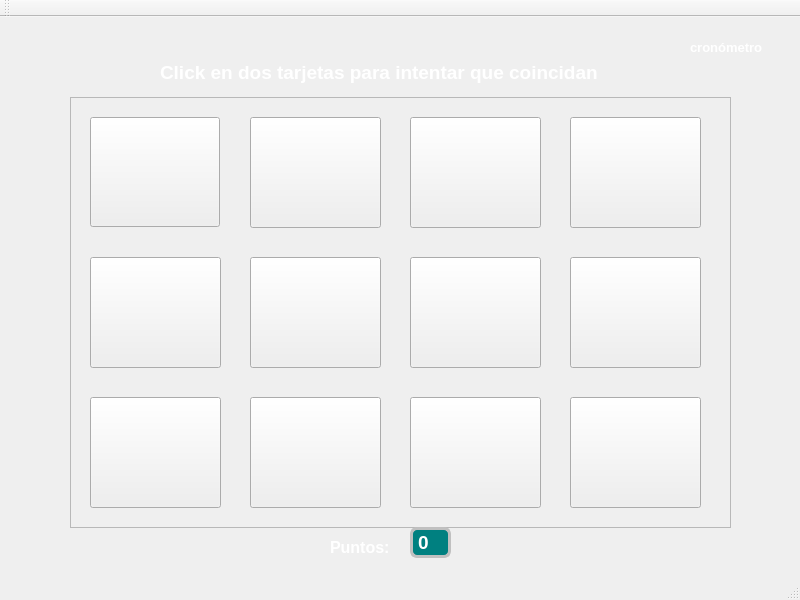
Qt form Proyecto_1_Datos_2/mainwindow.ui (ArmandGP07/Proyecto_1_Datos2) before a commit.
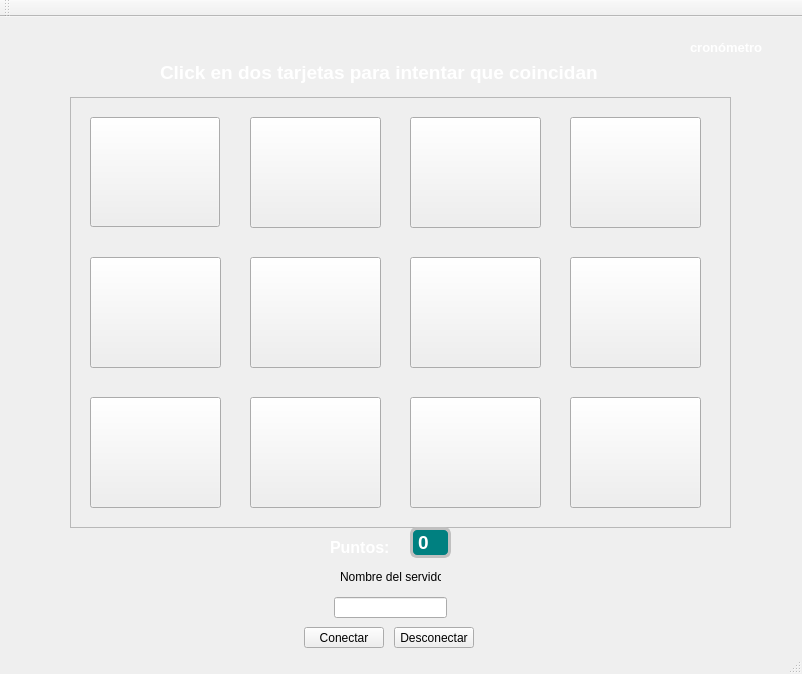
The same form after that commit. Icons and pictures are not drawn.

The edit to the form file:
```diff
--- a/Proyecto_1_Datos_2/mainwindow.ui
+++ b/Proyecto_1_Datos_2/mainwindow.ui
@@ -6,8 +6,8 @@
    <rect>
     <x>0</x>
     <y>0</y>
-    <width>800</width>
-    <height>600</height>
+    <width>802</width>
+    <height>674</height>
    </rect>
   </property>
   <property name="windowTitle">
@@ -291,6 +291,55 @@
      </property>
     </widget>
    </widget>
+   <widget class="QPushButton" name="conectar">
+    <property name="geometry">
+     <rect>
+      <x>304</x>
+      <y>610</y>
+      <width>80</width>
+      <height>21</height>
+     </rect>
+    </property>
+    <property name="text">
+     <string>Conectar</string>
+    </property>
+   </widget>
+   <widget class="QPushButton" name="desconectar">
+    <property name="geometry">
+     <rect>
+      <x>394</x>
+      <y>610</y>
+      <width>80</width>
+      <height>21</height>
+     </rect>
+    </property>
+    <property name="text">
+     <string>Desconectar</string>
+    </property>
+   </widget>
+   <widget class="QLineEdit" name="nombreServidor">
+    <property name="geometry">
+     <rect>
+      <x>334</x>
+      <y>580</y>
+      <width>113</width>
+      <height>21</height>
+     </rect>
+    </property>
+   </widget>
+   <widget class="QLabel" name="labelServidor">
+    <property name="geometry">
+     <rect>
+      <x>340</x>
+      <y>550</y>
+      <width>101</width>
+      <height>20</height>
+     </rect>
+    </property>
+    <property name="text">
+     <string>Nombre del servidor</string>
+    </property>
+   </widget>
    <zorder>frame</zorder>
    <zorder>instrucciones</zorder>
    <zorder>cronometro</zorder>
```
Left out of the diff: 4 changed lines with no effect on the pictures.
